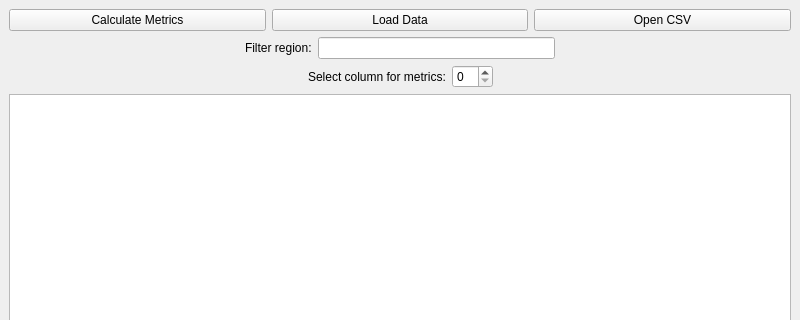
Qt form OP/Lab2_CSV_Editor/mainwindow.ui (SharkyJunior/2nd-Semester-Projects) before a commit; both pictures show x 0 to 800 and y 0 to 320 of the 800 by 600 pixel window.
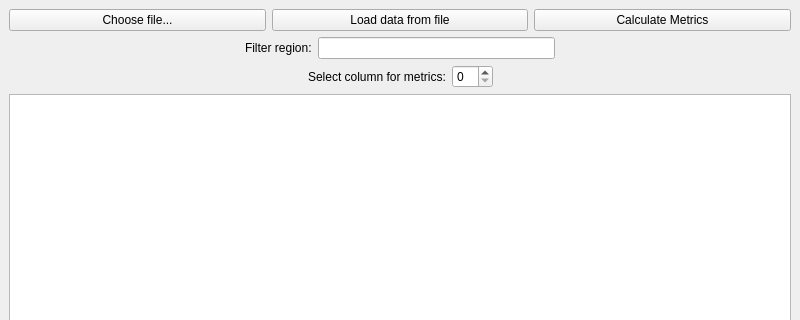
The same form after that commit.

Patch:
```diff
--- a/OP/Lab2_CSV_Editor/mainwindow.ui
+++ b/OP/Lab2_CSV_Editor/mainwindow.ui
@@ -17,6 +17,20 @@
    <layout class="QGridLayout" name="gridLayout">
     <item row="0" column="0">
      <layout class="QHBoxLayout" name="horizontalLayout_2">
+      <item>
+       <widget class="QPushButton" name="chooseFileButton">
+        <property name="text">
+         <string>Choose file...</string>
+        </property>
+       </widget>
+      </item>
+      <item>
+       <widget class="QPushButton" name="loadDataButton">
+        <property name="text">
+         <string>Load data from file</string>
+        </property>
+       </widget>
+      </item>
       <item>
        <widget class="QPushButton" name="calcMetricsButton">
         <property name="text">
@@ -24,20 +38,6 @@
         </property>
        </widget>
       </item>
-      <item>
-       <widget class="QPushButton" name="loadDataButton">
-        <property name="text">
-         <string>Load Data</string>
-        </property>
-       </widget>
-      </item>
-      <item>
-       <widget class="QPushButton" name="openCsvButton">
-        <property name="text">
-         <string>Open CSV</string>
-        </property>
-       </widget>
-      </item>
      </layout>
     </item>
     <item row="1" column="0">
```
